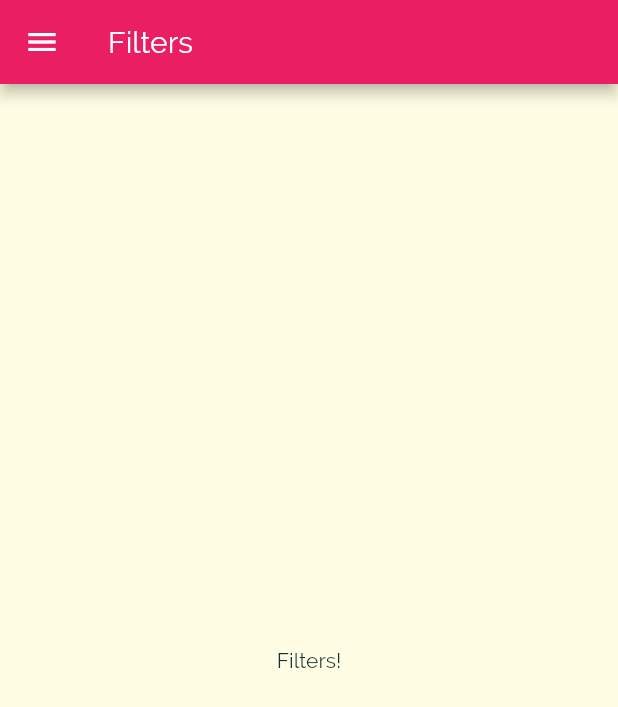
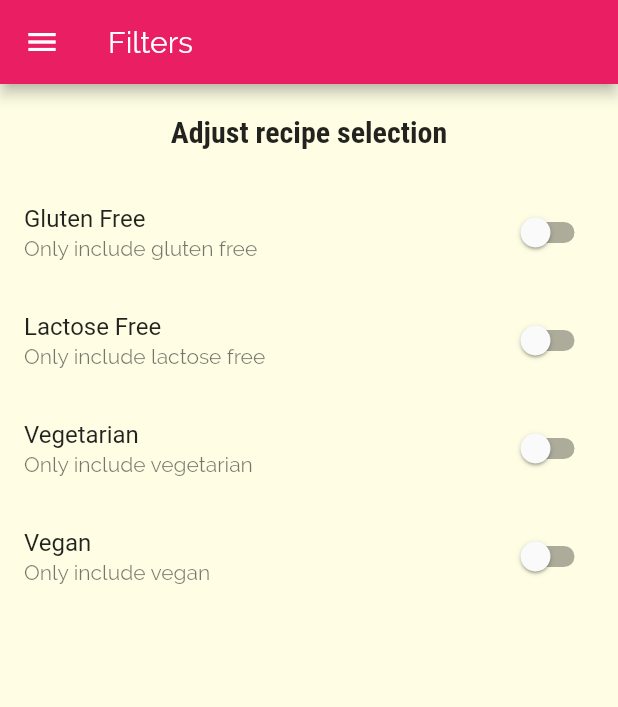
Before and after one commit to yaser-eftekhari/flutter-meal_app, a Flutter app: the FiltersScreen screen opened by its route, on a phone screen of 412 x 824 dp. Shown: the top 707 px of the screen. Run offline on Flutter 3.47's test engine with Material 2 defaults, Android fonts, the phone set to English and light mode, and no system bars.

Commit message:
adding switches to filter screen

```diff
--- a/lib/screens/filters_screen.dart
+++ b/lib/screens/filters_screen.dart
@@ -1,8 +1,31 @@
 import 'package:flutter/material.dart';
 import '../widgets/main_drawer.dart';
 
-class FiltersScreen extends StatelessWidget {
+class FiltersScreen extends StatefulWidget {
   static const routeName = "/filters";
+
+  @override
+  _FiltersScreenState createState() => _FiltersScreenState();
+}
+
+class _FiltersScreenState extends State<FiltersScreen> {
+  var _glutenFree = false;
+  var _vegetarian = false;
+  var _vegan = false;
+  var _lactoseFree = false;
+
+  Widget _buildSwitchListTile({
+    required String title,
+    required String description,
+    required bool value,
+    required Function(bool) applyChange,
+  }) {
+    return SwitchListTile(
+        value: value,
+        title: Text(title),
+        subtitle: Text(description),
+        onChanged: applyChange);
+  }
 
   @override
   Widget build(BuildContext context) {
@@ -11,8 +34,58 @@ class FiltersScreen extends StatelessWidget {
         title: Text("Filters"),
       ),
       drawer: MainDrawer(),
-      body: Center(
-        child: Text("Filters!"),
+      body: Column(
+        children: [
+          Container(
+            padding: EdgeInsets.all(20),
+            child: Text(
+              "Adjust recipe selection",
+              style: Theme.of(context).textTheme.headline6,
+            ),
+          ),
+          Expanded(
+            child: ListView(
+              children: [
+                _buildSwitchListTile(
+                    title: "Gluten Free",
+                    description: "Only include gluten free",
+                    value: _glutenFree,
+                    applyChange: (newValue) {
+                      setState(() {
+                        _glutenFree = newValue;
+                      });
+                    }),
+                _buildSwitchListTile(
+                    title: "Lactose Free",
+                    description: "Only include lactose free",
+                    value: _lactoseFree,
+                    applyChange: (newValue) {
+                      setState(() {
+                        _lactoseFree = newValue;
+                      });
+                    }),
+                _buildSwitchListTile(
+                    title: "Vegetarian",
+                    description: "Only include vegetarian",
+                    value: _vegetarian,
+                    applyChange: (newValue) {
+                      setState(() {
+                        _vegetarian = newValue;
+                      });
+                    }),
+                _buildSwitchListTile(
+                    title: "Vegan",
+                    description: "Only include vegan",
+                    value: _vegan,
+                    applyChange: (newValue) {
+                      setState(() {
+                        _vegan = newValue;
+                      });
+                    }),
+              ],
+            ),
+          ),
+        ],
       ),
     );
   }
```
